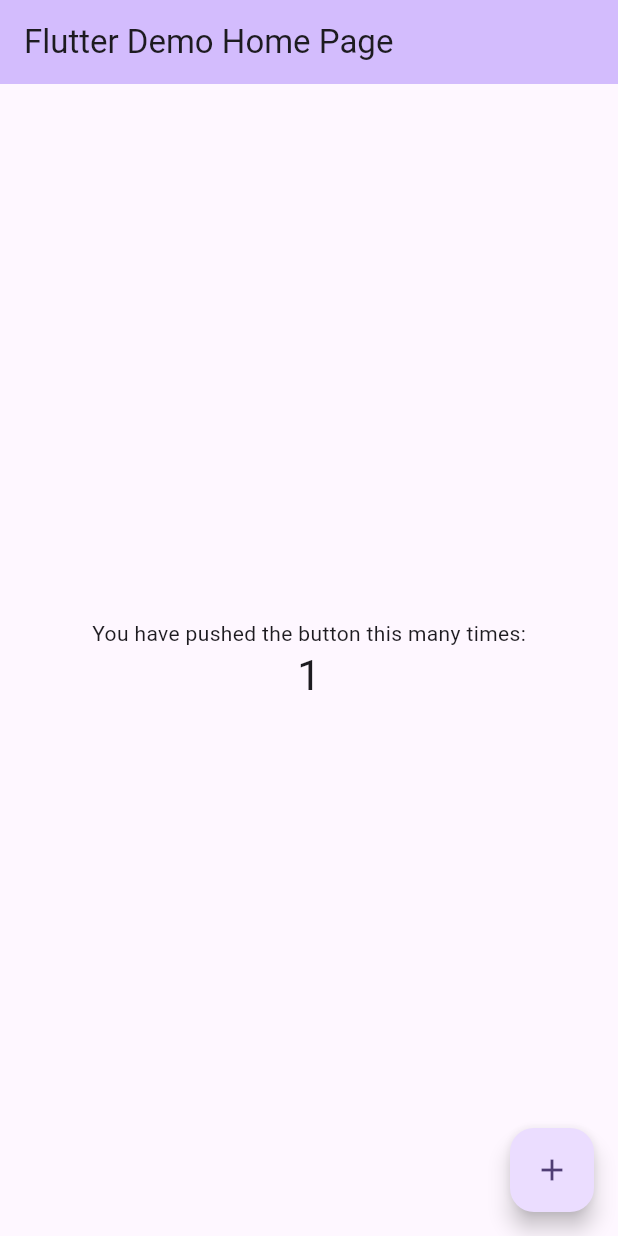
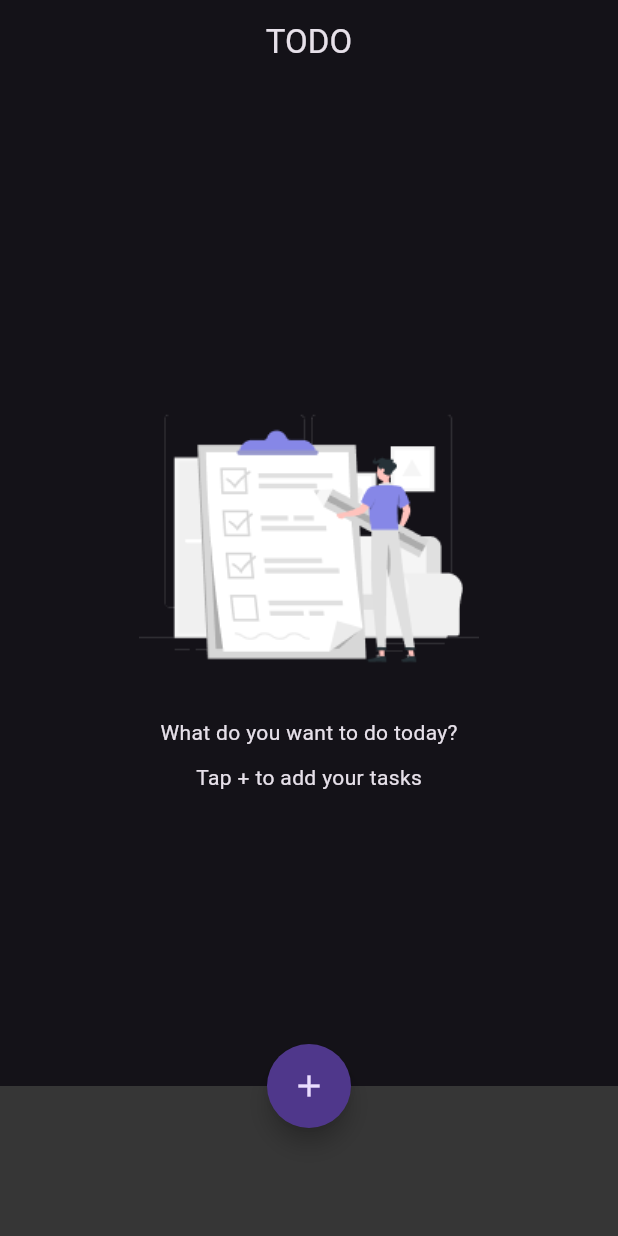
Before and after one commit to josephmangmang/bisu_todo_app, a Flutter app: the screen it shows after launch, after a tap on the "add" icon, on a phone screen of 412 x 824 dp. Run offline on Flutter 3.47's test engine with Material 3 defaults, Android fonts, the phone set to English and light mode, and no system bars.

Commit message:
Implement Home screen

```diff
--- a/lib/main.dart
+++ b/lib/main.dart
@@ -7,116 +7,38 @@ void main() {
 class MyApp extends StatelessWidget {
   const MyApp({super.key});
 
-  // This widget is the root of your application.
   @override
   Widget build(BuildContext context) {
-    return MaterialApp(
-      title: 'Flutter Demo',
-      theme: ThemeData(
-        // This is the theme of your application.
-        //
-        // TRY THIS: Try running your application with "flutter run". You'll see
-        // the application has a purple toolbar. Then, without quitting the app,
-        // try changing the seedColor in the colorScheme below to Colors.green
-        // and then invoke "hot reload" (save your changes or press the "hot
-        // reload" button in a Flutter-supported IDE, or press "r" if you used
-        // the command line to start the app).
-        //
-        // Notice that the counter didn't reset back to zero; the application
-        // state is not lost during the reload. To reset the state, use hot
-        // restart instead.
-        //
-        // This works for code too, not just values: Most code changes can be
-        // tested with just a hot reload.
-        colorScheme: ColorScheme.fromSeed(seedColor: Colors.deepPurple),
-      ),
-      home: const MyHomePage(title: 'Flutter Demo Home Page'),
-    );
+    return MaterialApp(theme: ThemeData.dark(), home: HomePage());
   }
 }
 
-class MyHomePage extends StatefulWidget {
-  const MyHomePage({super.key, required this.title});
-
-  // This widget is the home page of your application. It is stateful, meaning
-  // that it has a State object (defined below) that contains fields that affect
-  // how it looks.
-
-  // This class is the configuration for the state. It holds the values (in this
-  // case the title) provided by the parent (in this case the App widget) and
-  // used by the build method of the State. Fields in a Widget subclass are
-  // always marked "final".
-
-  final String title;
-
-  @override
-  State<MyHomePage> createState() => _MyHomePageState();
-}
-
-class _MyHomePageState extends State<MyHomePage> {
-  int _counter = 0;
-
-  void _incrementCounter() {
-    setState(() {
-      // This call to setState tells the Flutter framework that something has
-      // changed in this State, which causes it to rerun the build method below
-      // so that the display can reflect the updated values. If we changed
-      // _counter without calling setState(), then the build method would not be
-      // called again, and so nothing would appear to happen.
-      _counter++;
-    });
-  }
+class HomePage extends StatelessWidget {
+  const HomePage({super.key});
 
   @override
   Widget build(BuildContext context) {
-    // This method is rerun every time setState is called, for instance as done
-    // by the _incrementCounter method above.
-    //
-    // The Flutter framework has been optimized to make rerunning build methods
-    // fast, so that you can just rebuild anything that needs updating rather
-    // than having to individually change instances of widgets.
     return Scaffold(
-      appBar: AppBar(
-        // TRY THIS: Try changing the color here to a specific color (to
-        // Colors.amber, perhaps?) and trigger a hot reload to see the AppBar
-        // change color while the other colors stay the same.
-        backgroundColor: Theme.of(context).colorScheme.inversePrimary,
-        // Here we take the value from the MyHomePage object that was created by
-        // the App.build method, and use it to set our appbar title.
-        title: Text(widget.title),
-      ),
+      appBar: AppBar(title: Center(child: Text('TODO'))),
       body: Center(
-        // Center is a layout widget. It takes a single child and positions it
-        // in the middle of the parent.
         child: Column(
-          // Column is also a layout widget. It takes a list of children and
-          // arranges them vertically. By default, it sizes itself to fit its
-          // children horizontally, and tries to be as tall as its parent.
-          //
-          // Column has various properties to control how it sizes itself and
-          // how it positions its children. Here we use mainAxisAlignment to
-          // center the children vertically; the main axis here is the vertical
-          // axis because Columns are vertical (the cross axis would be
-          // horizontal).
-          //
-          // TRY THIS: Invoke "debug painting" (choose the "Toggle Debug Paint"
-          // action in the IDE, or press "p" in the console), to see the
-          // wireframe for each widget.
           mainAxisAlignment: MainAxisAlignment.center,
-          children: <Widget>[
-            const Text('You have pushed the button this many times:'),
-            Text(
-              '$_counter',
-              style: Theme.of(context).textTheme.headlineMedium,
-            ),
+          crossAxisAlignment: CrossAxisAlignment.center,
+          children: [
+            Image.asset('assets/checklist.png'),
+            Text('What do you want to do today?'),
+            SizedBox(height: 10),
+            Text('Tap + to add your tasks'),
           ],
         ),
       ),
       floatingActionButton: FloatingActionButton(
-        onPressed: _incrementCounter,
-        tooltip: 'Increment',
-        child: const Icon(Icons.add),
-      ), // This trailing comma makes auto-formatting nicer for build methods.
+        onPressed: () {},
+        shape: CircleBorder(),
+        child: Icon(Icons.add),
+      ),
+      floatingActionButtonLocation: FloatingActionButtonLocation.centerDocked,
+      bottomNavigationBar: Container(height: 100, color: Color(0xFF363636)),
     );
   }
 }
--- a/pubspec.yaml
+++ b/pubspec.yaml
@@ -61,6 +61,8 @@ flutter:
   # assets:
   #   - images/a_dot_burr.jpeg
   #   - images/a_dot_ham.jpeg
+  assets:
+    - assets/
 
   # An image asset can refer to one or more resolution-specific "variants", see
   # https://flutter.dev/to/resolution-aware-images
```
Also changed, not shown: assets/checklist.png (added).
